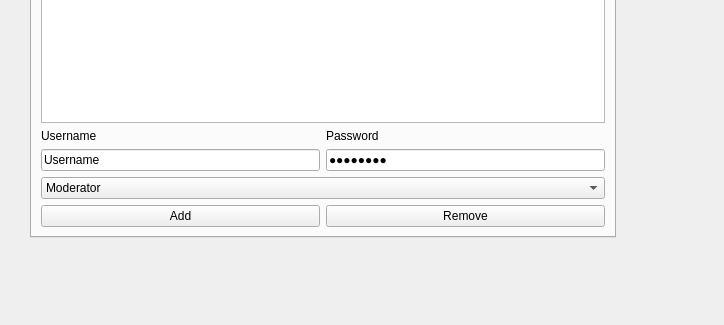
This is gui/mainwindow.ui in explosion204/office-expense-tracker as Qt 5 draws it before an edit; both pictures show x 0 to 724 and y 348 to 673 of the 1052 by 673 pixel window. The edited form follows.
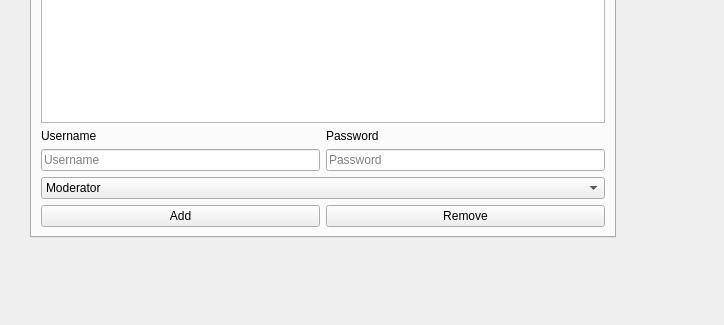
This is the edited form.

Diff of the .ui file:
```diff
--- a/gui/mainwindow.ui
+++ b/gui/mainwindow.ui
@@ -347,7 +347,7 @@
           <item>
            <widget class="QLineEdit" name="usernameEdit">
             <property name="text">
-             <string>Username</string>
+             <string/>
             </property>
             <property name="echoMode">
              <enum>QLineEdit::Normal</enum>
@@ -355,6 +355,9 @@
             <property name="readOnly">
              <bool>false</bool>
             </property>
+            <property name="placeholderText">
+             <string>Username</string>
+            </property>
            </widget>
           </item>
          </layout>
@@ -371,11 +374,14 @@
           <item>
            <widget class="QLineEdit" name="passwordEdit">
             <property name="text">
-             <string>Password</string>
+             <string/>
             </property>
             <property name="echoMode">
              <enum>QLineEdit::Password</enum>
             </property>
+            <property name="placeholderText">
+             <string>Password</string>
+            </property>
            </widget>
           </item>
          </layout>
```
